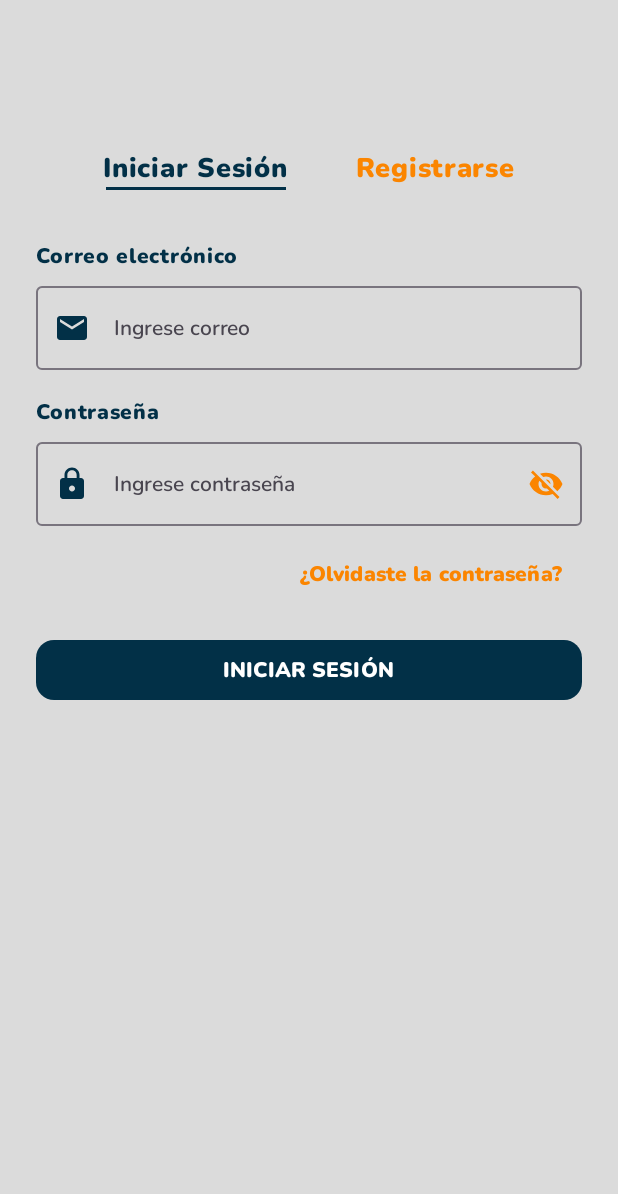
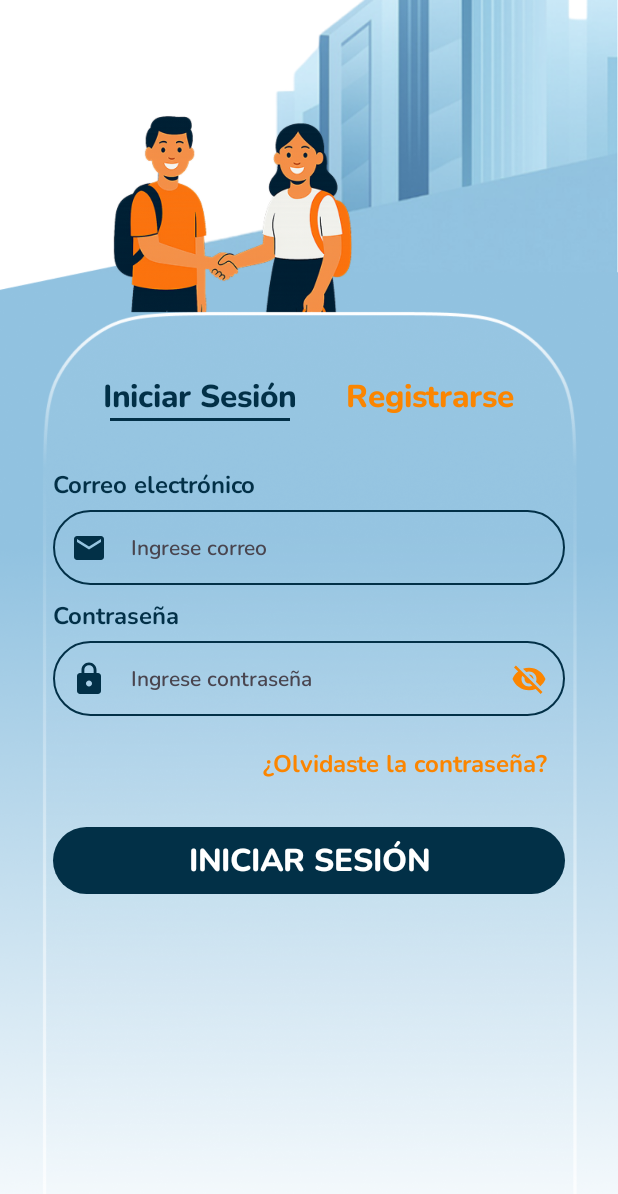
Before and after one commit to EstebanR18/RoomieMatchU, an Android app built with Jetpack Compose: the @Preview function LoginPreview, on a phone screen of 412 x 824 dp. Shown: the top 1194 px of the screen. Run offline under Robolectric (Android 15) with nearby library versions, the phone set to English and light mode, and no system bars.

Commit message:
feat(ui): implementar diseño de pantallas y navegación de Roomie Match U
Se agregan las mejoras de interfaz y navegación iniciales:

- Pantallas de login y registro con header interactivo para alternar entre ellas.
- Formulario de recuperación de contraseña (solo UI).
- Navegación entre AutScreen.kt y HomeScreen.kt configurada.
- Ajustes de diseño y espaciado para mejor estética y usabilidad.

```diff
--- a/RoomieMatchU_Front/app/build.gradle.kts
+++ b/RoomieMatchU_Front/app/build.gradle.kts
@@ -57,4 +57,6 @@ dependencies {
     androidTestImplementation(libs.androidx.ui.test.junit4)
     debugImplementation(libs.androidx.ui.tooling)
     debugImplementation(libs.androidx.ui.test.manifest)
+
+    implementation(libs.androidx.navigation.compose)
 }
--- a/RoomieMatchU_Front/app/src/main/java/com/example/approomiematchu/ui/screens/AutScreen.kt
+++ b/RoomieMatchU_Front/app/src/main/java/com/example/approomiematchu/ui/screens/AutScreen.kt
@@ -1,5 +1,6 @@
 package com.example.approomiematchu.ui.screens
 
+import androidx.compose.foundation.Image
 import androidx.compose.foundation.background
 import androidx.compose.foundation.clickable
 import androidx.compose.foundation.layout.*
@@ -8,43 +9,43 @@ import androidx.compose.foundation.shape.RoundedCornerShape
 import androidx.compose.foundation.text.KeyboardOptions
 import androidx.compose.foundation.verticalScroll
 import androidx.compose.material.icons.Icons
-import androidx.compose.material.icons.filled.Email
-import androidx.compose.material.icons.filled.Lock
-import androidx.compose.material.icons.filled.Person
-import androidx.compose.material.icons.filled.Phone
-import androidx.compose.material.icons.filled.Visibility
-import androidx.compose.material.icons.filled.VisibilityOff
+import androidx.compose.material.icons.filled.*
 import androidx.compose.material3.*
 import androidx.compose.runtime.*
 import androidx.compose.ui.Alignment
 import androidx.compose.ui.Modifier
-import androidx.compose.ui.text.TextStyle
-import androidx.compose.ui.text.font.Font
-import androidx.compose.ui.text.font.FontFamily
+import androidx.compose.ui.layout.ContentScale
+import androidx.compose.ui.res.painterResource
 import androidx.compose.ui.text.input.PasswordVisualTransformation
 import androidx.compose.ui.text.input.VisualTransformation
+import androidx.compose.ui.text.style.TextAlign
 import androidx.compose.ui.tooling.preview.Preview
 import androidx.compose.ui.unit.dp
-import androidx.compose.ui.unit.sp
 import com.example.approomiematchu.R
+import com.example.approomiematchu.ui.theme.AppTypography
 import com.example.approomiematchu.ui.theme.RoomieMatchUTheme
 
 @Composable
 fun AuthScreen(initialIsLogin: Boolean = true) {
     var isLoginSelected by remember { mutableStateOf(initialIsLogin) }
 
+    Box(modifier = Modifier.fillMaxSize()) {
+        // Fondo
+        Image(
+            painter = painterResource(id = R.drawable.fondo_login),
+            contentDescription = "Fondo Login",
+            contentScale = ContentScale.Crop,
+            alignment = Alignment.TopCenter,
+            modifier = Modifier.fillMaxSize()
+        )
 
-    Box(
-        modifier = Modifier
-            .fillMaxSize()
-            .background(MaterialTheme.colorScheme.background)
-    ) {
-
+        // Formulario sobre el fondo
         Column(
             modifier = Modifier
                 .fillMaxSize()
                 .verticalScroll(rememberScrollState())
-                .padding(horizontal = 24.dp, vertical = 100.dp),
+                .padding(horizontal = 35.dp)
+                .padding(top = 250.dp), // Ajusta el inicio del formulario
             horizontalAlignment = Alignment.CenterHorizontally
         ) {
             AuthHeader(
@@ -52,9 +53,7 @@ fun AuthScreen(initialIsLogin: Boolean = true) {
                 onLoginClick = { isLoginSelected = true },
                 onRegisterClick = { isLoginSelected = false }
             )
-
             Spacer(Modifier.height(32.dp))
-
             if (isLoginSelected) {
                 LoginForm()
             } else {
@@ -63,7 +62,6 @@ fun AuthScreen(initialIsLogin: Boolean = true) {
         }
     }
 }
-
 
 @Composable
 fun AuthHeader(
@@ -81,8 +79,7 @@ fun AuthHeader(
         ) {
             Text(
                 text = "Iniciar Sesión",
-                fontSize = 18.sp,
-                fontFamily = FontFamily(Font(R.font.nunito_black)),
+                style = AppTypography.titulo2,
                 color = if (isLoginSelected) MaterialTheme.colorScheme.primary
                 else MaterialTheme.colorScheme.secondary
             )
@@ -102,8 +99,7 @@ fun AuthHeader(
         ) {
             Text(
                 text = "Registrarse",
-                fontSize = 18.sp,
-                fontFamily = FontFamily(Font(R.font.nunito_black)),
+                style = AppTypography.titulo2,
                 color = if (!isLoginSelected) MaterialTheme.colorScheme.primary
                 else MaterialTheme.colorScheme.secondary
             )
@@ -135,24 +131,23 @@ fun AuthTextField(
     Column(modifier = Modifier.fillMaxWidth()) {
         Text(
             text = title,
-            fontSize = 14.sp,
-            fontFamily = FontFamily(Font(R.font.nunito_black)),
+            style = AppTypography.subtitulo,
             color = MaterialTheme.colorScheme.onSurface
         )
-        Spacer(Modifier.height(8.dp))
-
+        Spacer(Modifier.height(6.dp))
         OutlinedTextField(
             value = value,
             onValueChange = onValueChange,
             singleLine = true,
-            textStyle = TextStyle(fontFamily = FontFamily(Font(R.font.nunito_semi_bold))),
-            placeholder = { Text(placeholder, style = TextStyle(fontFamily = FontFamily(Font(R.font.nunito_semi_bold))))},
+            textStyle = AppTypography.normalText,
+            placeholder = { Text(placeholder, style = AppTypography.normalText) },
             leadingIcon = leadingIcon,
             trailingIcon = {
                 if (isPassword) {
                     IconButton(onClick = { passwordVisible = !passwordVisible }) {
                         Icon(
-                            imageVector = if (passwordVisible) Icons.Filled.Visibility else Icons.Filled.VisibilityOff,
+                            imageVector = if (passwordVisible) Icons.Filled.Visibility
+                            else Icons.Filled.VisibilityOff,
                             contentDescription = if (passwordVisible) "Ocultar contraseña" else "Mostrar contraseña",
                             tint = MaterialTheme.colorScheme.secondary
                         )
@@ -162,11 +157,17 @@ fun AuthTextField(
                 }
             },
             visualTransformation = if (isPassword && !passwordVisible)
-                PasswordVisualTransformation()
-            else
-                VisualTransformation.None,
+                PasswordVisualTransformation() else VisualTransformation.None,
             keyboardOptions = keyboardOptions,
-            modifier = Modifier.fillMaxWidth()
+            modifier = Modifier
+                .fillMaxWidth()
+                .height(50.dp),
+            shape = RoundedCornerShape(50),
+            colors = OutlinedTextFieldDefaults.colors(
+                focusedBorderColor = MaterialTheme.colorScheme.primary,
+                unfocusedBorderColor = MaterialTheme.colorScheme.primary,
+                cursorColor = MaterialTheme.colorScheme.primary
+            )
         )
     }
 }
@@ -175,6 +176,7 @@ fun AuthTextField(
 fun LoginForm() {
     var email by remember { mutableStateOf("") }
     var password by remember { mutableStateOf("") }
+    var errorMessage by remember { mutableStateOf<String?>(null) }
 
     Column(modifier = Modifier.fillMaxWidth()) {
         AuthTextField(
@@ -182,46 +184,52 @@ fun LoginForm() {
             value = email,
             onValueChange = { email = it },
             placeholder = "Ingrese correo",
-            leadingIcon = {
-                Icon(Icons.Filled.Email, contentDescription = null, tint = MaterialTheme.colorScheme.primary)
-            }
+            leadingIcon = { Icon(Icons.Filled.Email, contentDescription = null, tint = MaterialTheme.colorScheme.primary) }
         )
-        Spacer(Modifier.height(16.dp))
+        Spacer(Modifier.height(10.dp))
         AuthTextField(
             title = "Contraseña",
             value = password,
             onValueChange = { password = it },
             placeholder = "Ingrese contraseña",
             isPassword = true,
-            leadingIcon = {
-                Icon(Icons.Filled.Lock, contentDescription = null, tint = MaterialTheme.colorScheme.primary)
-            }
+            leadingIcon = { Icon(Icons.Filled.Lock, contentDescription = null, tint = MaterialTheme.colorScheme.primary) }
         )
-
         Spacer(Modifier.height(8.dp))
-
         Box(
             modifier = Modifier.fillMaxWidth(),
             contentAlignment = Alignment.CenterEnd
         ) {
             TextButton(onClick = { /* sin lógica */ }) {
-                Text("¿Olvidaste la contraseña?",
-                    fontFamily = FontFamily(Font(R.font.nunito_black)),
-                    color = MaterialTheme.colorScheme.secondary)
+                Text(
+                    "¿Olvidaste la contraseña?",
+                    style = AppTypography.subtitulo,
+                    color = MaterialTheme.colorScheme.secondary
+                )
             }
         }
-
+        errorMessage?.let {
+            Spacer(Modifier.height(10.dp))
+            Text(
+                text = it,
+                color = MaterialTheme.colorScheme.secondary,
+                style = AppTypography.subtitulo,
+                modifier = Modifier.fillMaxWidth(),
+                textAlign = TextAlign.Center,
+            )
+        }
         Spacer(Modifier.height(16.dp))
-
         Button(
             onClick = { /* solo UI */ },
             modifier = Modifier.fillMaxWidth(),
-            shape = RoundedCornerShape(12.dp),
+            shape = RoundedCornerShape(50.dp),
             colors = ButtonDefaults.buttonColors(containerColor = MaterialTheme.colorScheme.primary)
         ) {
-            Text("INICIAR SESIÓN",
-                fontFamily = FontFamily(Font(R.font.nunito_black)),
-                color = MaterialTheme.colorScheme.onPrimary)
+            Text(
+                "INICIAR SESIÓN",
+                style = AppTypography.titulo2,
+                color = MaterialTheme.colorScheme.onPrimary
+            )
         }
     }
 }
@@ -232,6 +240,7 @@ fun RegisterForm() {
     var phone by remember { mutableStateOf("") }
     var email by remember { mutableStateOf("") }
     var password by remember { mutableStateOf("") }
+    var errorMessage by remember { mutableStateOf<String?>(null) }
 
     Column(modifier = Modifier.fillMaxWidth()) {
         AuthTextField(
@@ -239,54 +248,47 @@ fun RegisterForm() {
             value = username,
             onValueChange = { username = it },
             placeholder = "Ingrese nombre completo",
-            leadingIcon = {
-                Icon(Icons.Filled.Person, contentDescription = null, tint = MaterialTheme.colorScheme.primary)
-            }
+            leadingIcon = { Icon(Icons.Filled.Person, contentDescription = null, tint = MaterialTheme.colorScheme.primary) }
         )
-        Spacer(Modifier.height(16.dp))
-
-        AuthTextField(
-            title = "Teléfono",
-            value = phone,
-            onValueChange = { phone = it },
-            placeholder = "Ingrese número de teléfono",
-            leadingIcon = {
-                Icon(Icons.Filled.Phone, contentDescription = null, tint = MaterialTheme.colorScheme.primary)
-            }
-        )
-
-        Spacer(Modifier.height(16.dp))
-
+        Spacer(Modifier.height(10.dp))
         AuthTextField(
             title = "Correo electrónico",
             value = email,
             onValueChange = { email = it },
             placeholder = "Ingrese correo",
-            leadingIcon = {
-                Icon(Icons.Filled.Email, contentDescription = null, tint = MaterialTheme.colorScheme.primary)
-            }
+            leadingIcon = { Icon(Icons.Filled.Email, contentDescription = null, tint = MaterialTheme.colorScheme.primary) }
         )
-        Spacer(Modifier.height(16.dp))
+        Spacer(Modifier.height(10.dp))
         AuthTextField(
             title = "Contraseña",
             value = password,
             onValueChange = { password = it },
             placeholder = "Ingrese contraseña",
             isPassword = true,
-            leadingIcon = {
-                Icon(Icons.Filled.Lock, contentDescription = null, tint = MaterialTheme.colorScheme.primary)
-            }
+            leadingIcon = { Icon(Icons.Filled.Lock, contentDescription = null, tint = MaterialTheme.colorScheme.primary) }
         )
+        errorMessage?.let {
+            Spacer(Modifier.height(25.dp))
+            Text(
+                text = it,
+                color = MaterialTheme.colorScheme.secondary,
+                style = AppTypography.subtitulo,
+                modifier = Modifier.fillMaxWidth(),
+                textAlign = TextAlign.Center,
+            )
+        }
         Spacer(Modifier.height(24.dp))
         Button(
             onClick = { /* solo UI */ },
             modifier = Modifier.fillMaxWidth(),
-            shape = RoundedCornerShape(12.dp),
+            shape = RoundedCornerShape(50.dp),
             colors = ButtonDefaults.buttonColors(containerColor = MaterialTheme.colorScheme.primary)
         ) {
-            Text("REGISTRARSE",
-                fontFamily = FontFamily(Font(R.font.nunito_black)),
-                color = MaterialTheme.colorScheme.onPrimary)
+            Text(
+                "REGISTRARSE",
+                style = AppTypography.titulo2,
+                color = MaterialTheme.colorScheme.onPrimary
+            )
         }
     }
 }
--- a/RoomieMatchU_Front/app/src/main/java/com/example/approomiematchu/ui/theme/Theme.kt
+++ b/RoomieMatchU_Front/app/src/main/java/com/example/approomiematchu/ui/theme/Theme.kt
@@ -14,8 +14,8 @@ private val LightColors = lightColorScheme(
     secondary = Orange,
     onSecondary = White,
     tertiary = Blue,
-    background = LightGray,
-    onBackground = Black,
+    background = White,
+    onBackground = DarkBlue,
     surface = LightGray,
     onSurface = DarkBlue
 )
@@ -47,6 +47,7 @@ fun RoomieMatchUTheme(
 
     MaterialTheme(
         colorScheme = colors,
+        typography = AppMaterialTypography,
         shapes = shapes,
         content = content
     )
--- a/RoomieMatchU_Front/gradle/libs.versions.toml
+++ b/RoomieMatchU_Front/gradle/libs.versions.toml
@@ -7,12 +7,14 @@ junitVersion = "1.3.0"
 espressoCore = "3.7.0"
 lifecycleRuntimeKtx = "2.9.4"
 activityCompose = "1.11.0"
+navigationCompose = "2.8.9"
 composeBom = "2024.09.00"
 
 [libraries]
 androidx-core-ktx = { group = "androidx.core", name = "core-ktx", version.ref = "coreKtx" }
 junit = { group = "junit", name = "junit", version.ref = "junit" }
 androidx-junit = { group = "androidx.test.ext", name = "junit", version.ref = "junitVersion" }
+androidx-navigation-compose = { module = "androidx.navigation:navigation-compose", version.ref = "navigationCompose" }
 androidx-espresso-core = { group = "androidx.test.espresso", name = "espresso-core", version.ref = "espressoCore" }
 androidx-lifecycle-runtime-ktx = { group = "androidx.lifecycle", name = "lifecycle-runtime-ktx", version.ref = "lifecycleRuntimeKtx" }
 androidx-activity-compose = { group = "androidx.activity", name = "activity-compose", version.ref = "activityCompose" }
```
Also changed, not shown: RoomieMatchU_Front/app/src/main/java/com/example/approomiematchu/MainActivity.kt (+28 -26 lines), RoomieMatchU_Front/app/src/main/java/com/example/approomiematchu/navigation/AppNavigation.kt (added, +37 -0 lines), RoomieMatchU_Front/app/src/main/java/com/example/approomiematchu/navigation/AppScreens.kt (added, +12 -0 lines), RoomieMatchU_Front/app/src/main/java/com/example/approomiematchu/navigation/NavigationUtils.kt (added, +10 -0 lines), RoomieMatchU_Front/app/src/main/java/com/example/approomiematchu/ui/screens/HomeScreen.kt (added, +118 -0 lines), RoomieMatchU_Front/app/src/main/java/com/example/approomiematchu/ui/screens/authentication/ResetPasswordScreen.kt (added, +195 -0 lines), RoomieMatchU_Front/app/src/main/java/com/example/approomiematchu/ui/theme/Type.kt (added, +67 -0 lines), RoomieMatchU_Front/app/src/main/res/drawable/fondo_login.png (added), RoomieMatchU_Front/app/src/main/res/drawable/fondo_reset.png (added), RoomieMatchU_Front/app/src/main/res/drawable/home_illustration.png (added), RoomieMatchU_Front/app/src/main/res/font/nunito_extra_bold.ttf (added).
